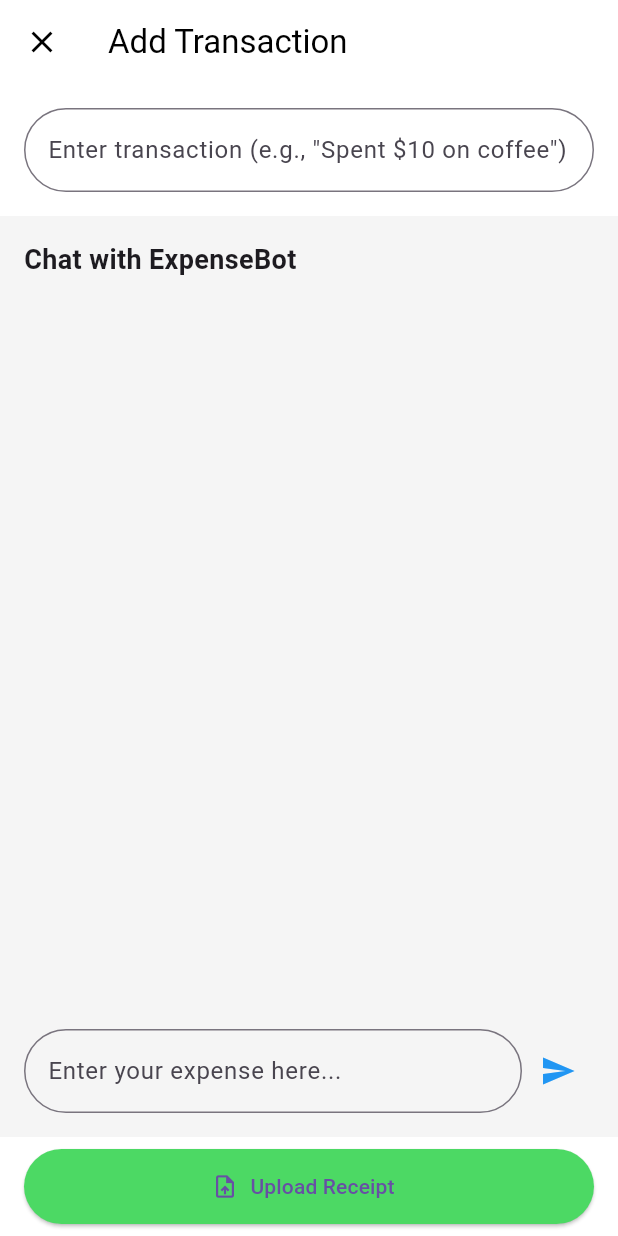
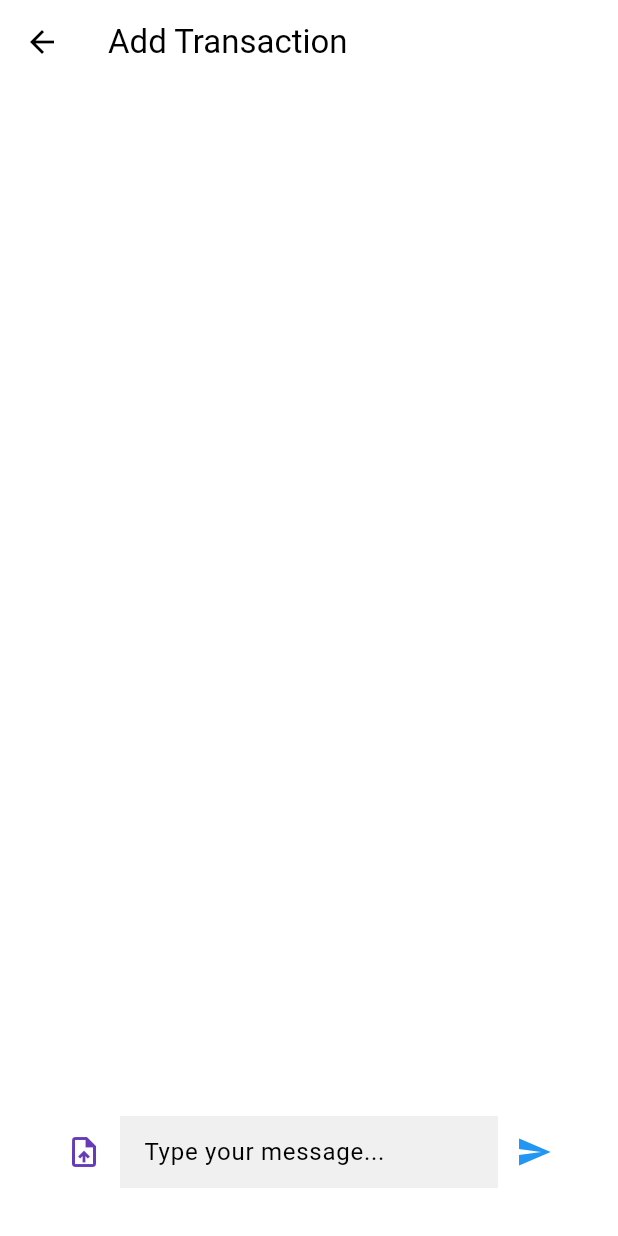
Before and after one commit to shortlion99/dollar-saver, a Flutter app: the AddTransactionScreen screen opened directly, on a phone screen of 412 x 824 dp. Run offline on Flutter 3.47's test engine with Material 3 defaults, Android fonts, the phone set to English and light mode, and no system bars; our stand-ins replace image_picker.

Commit message:
updated add transaction screen, added bottom nav bar to every page, created main scaffold file

```diff
--- a/frontend/lib/screens/add_transaction_screen.dart
+++ b/frontend/lib/screens/add_transaction_screen.dart
@@ -10,11 +10,7 @@ class AddTransactionScreen extends StatefulWidget {
 }
 
 class _AddTransactionScreenState extends State<AddTransactionScreen> {
-  String selectedCategory = 'Food & Drink';
-  TextEditingController amountController = TextEditingController();
-  TextEditingController notesController = TextEditingController();
   TextEditingController chatbotController = TextEditingController();
-  TextEditingController transactionInputController = TextEditingController();
   File? _receiptImage;
   List<String> chatMessages = []; // To store chat messages
 
@@ -25,63 +21,25 @@ class _AddTransactionScreenState extends State<AddTransactionScreen> {
       appBar: AppBar(
         backgroundColor: Colors.white,
         elevation: 0,
-        leading: IconButton(
-          icon: const Icon(Icons.close, color: Colors.black),
-          onPressed: () => Navigator.pop(context),
-        ),
         title: const Text('Add Transaction', style: TextStyle(color: Colors.black)),
       ),
-      body: Column(
-        children: [
-          _buildTransactionInputField(),
-          _buildChatbotInput(),
-          _buildUploadReceiptButton(),
-          _buildReceiptPreview(),
-
-        ],
-      ),
-    );
-  }
-
-  Widget _buildTransactionInputField() {
-    return Padding(
-      padding: const EdgeInsets.all(16.0),
-      child: TextField(
-        controller: transactionInputController,
-        decoration: const InputDecoration(
-          labelText: 'Enter transaction (e.g., "Spent \$10 on coffee")',
-          border: OutlineInputBorder(
-            borderRadius: BorderRadius.all(Radius.circular(30.0)),
-          ),
+      body: Padding(
+        padding: const EdgeInsets.all(16.0),
+        child: Column(
+          children: [
+            _buildChatbotInput(),
+            _buildReceiptPreview(),
+          ],
         ),
       ),
     );
   }
 
-  Widget _buildUploadReceiptButton() {
-    return Padding(
-      padding: const EdgeInsets.symmetric(horizontal: 16.0, vertical: 8.0),
-      child: ElevatedButton.icon(
-        onPressed: _pickImage,
-        icon: const Icon(Icons.upload_file),
-        label: const Text('Upload Receipt'),
-        style: ElevatedButton.styleFrom(
-          minimumSize: const Size(double.infinity, 50),
-          shape: RoundedRectangleBorder(
-            borderRadius: BorderRadius.circular(30.0),
-          ),
-          backgroundColor: Theme.of(context).primaryColor,
-        ),
-      ),
-    );
-  }
-
-
   Widget _buildReceiptPreview() {
     return _receiptImage == null
         ? Container()
         : Padding(
-            padding: const EdgeInsets.all(16.0),
+            padding: const EdgeInsets.only(top: 16.0),
             child: Image.file(_receiptImage!),
           );
   }
@@ -89,16 +47,10 @@ class _AddTransactionScreenState extends State<AddTransactionScreen> {
   Widget _buildChatbotInput() {
     return Expanded(
       child: Container(
-        color: Colors.grey[100],
+        // Remove the grey border by not setting the background color
         padding: const EdgeInsets.all(16.0),
         child: Column(
-          crossAxisAlignment: CrossAxisAlignment.start,
           children: [
-            const Text(
-              'Chat with ExpenseBot',
-              style: TextStyle(fontSize: 18, fontWeight: FontWeight.bold),
-            ),
-            const SizedBox(height: 10),
             Expanded(
               child: ListView.builder(
                 itemCount: chatMessages.length,
@@ -133,14 +85,19 @@ class _AddTransactionScreenState extends State<AddTransactionScreen> {
   Widget _buildChatInputField() {
     return Row(
       children: [
+        IconButton(
+          icon: const Icon(Icons.upload_file, color: Colors.deepPurple),
+          onPressed: _pickImage,
+          tooltip: 'Upload Receipt',
+        ),
         Expanded(
           child: TextField(
             controller: chatbotController,
             decoration: const InputDecoration(
-              hintText: 'Enter your expense here...',
-              border: OutlineInputBorder(
-                borderRadius: BorderRadius.all(Radius.circular(30.0)),
-              ),
+              hintText: 'Type your message...',
+              border: InputBorder.none, // Remove the border
+              filled: true,
+              fillColor: Color(0xFFF0F0F0), // Light grey background
             ),
           ),
         ),
@@ -169,17 +126,12 @@ class _AddTransactionScreenState extends State<AddTransactionScreen> {
   }
 
   Future<String> _processUserInput(String input) async {
-    // Here you would implement your logic to process the user input or receipt
-    // This could involve calling an external API that performs NLP and OCR
-
-    // Example: You might send the input to your AI service and get a response
-    // For now, return a mock response
     await Future.delayed(const Duration(seconds: 1)); // Simulate network delay
     return "Categorized as Food & Drink, amount: \$10"; // Example response
   }
 
   Future<void> _pickImage() async {
-    final pickedFile = await ImagePicker().getImage(source: ImageSource.gallery);
+    final pickedFile = await ImagePicker().pickImage(source: ImageSource.gallery);
     if (pickedFile != null) {
       setState(() {
         _receiptImage = File(pickedFile.path);
@@ -194,20 +146,13 @@ class _AddTransactionScreenState extends State<AddTransactionScreen> {
   }
 
   Future<String> _processReceipt(File receiptImage) async {
-    // Implement OCR extraction and AI processing here
-    // This function should return a string with categorized data
-
-    // Example: Simulate a response
     await Future.delayed(const Duration(seconds: 1)); // Simulate network delay
     return "Receipt processed: Spent \$20 on groceries"; // Example response
   }
 
   @override
   void dispose() {
-    amountController.dispose();
-    notesController.dispose();
     chatbotController.dispose();
-    transactionInputController.dispose();
     super.dispose();
   }
 }
```
Also changed, not shown: frontend/lib/main.dart (+8 -4 lines), frontend/lib/screens/home_screen.dart (+21 -50 lines), frontend/lib/screens/main_scaffold.dart (added, +71 -0 lines), frontend/lib/screens/dashboard.dart (added), 4 other files.
